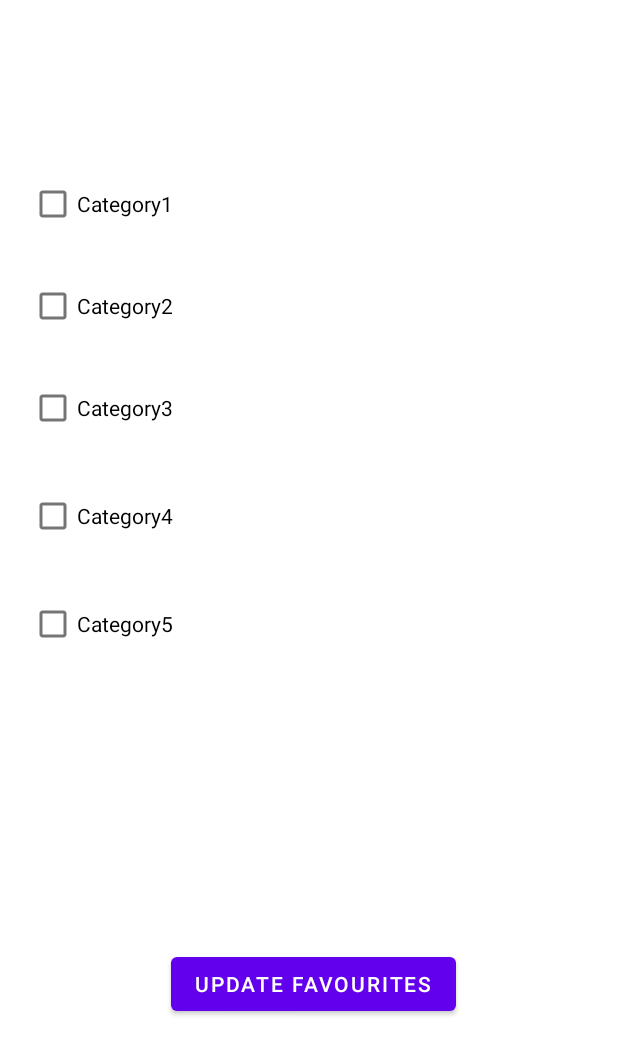
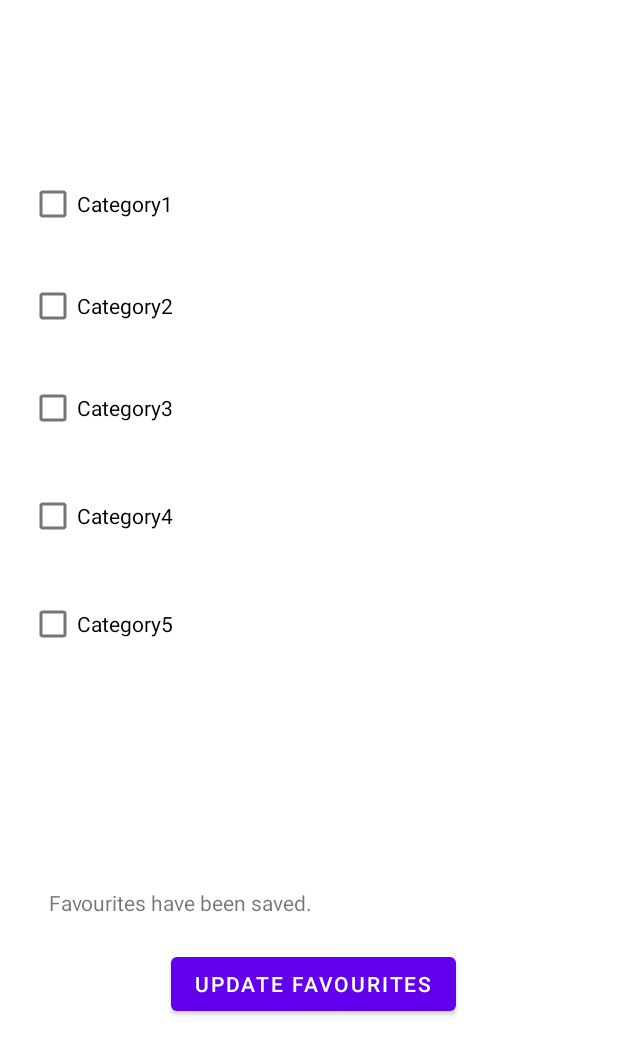
Before and after one commit to majedyousef/3130_proj, an Android app: the SetFavourites screen opened directly, with no data from a screen before it, after a tap on "UPDATE FAVOURITES", on a phone screen of 412 x 824 dp. Shown: the top 1055 px of the screen. Run offline under Robolectric (Android 15) with nearby library versions, the phone set to English and light mode, and no system bars.

Commit message:
Erin S - Implemented basic code for saving favourite categories

```diff
--- a/app/src/main/java/com/example/csci3130project/SetFavourites.java
+++ b/app/src/main/java/com/example/csci3130project/SetFavourites.java
@@ -5,6 +5,8 @@ import androidx.appcompat.app.AppCompatActivity;
 import android.os.Bundle;
 import android.view.View;
 import android.widget.Button;
+import android.widget.CheckBox;
+import android.widget.TextView;
 
 import java.util.ArrayList;
 
@@ -19,11 +21,44 @@ public class SetFavourites extends AppCompatActivity {
 
         Button confirmButton = findViewById(R.id.confirmButton);
 
+        // Retrieve category checkboxes
+        CheckBox category1 = findViewById(R.id.category1);
+        CheckBox category2 = findViewById(R.id.category2);
+        CheckBox category3 = findViewById(R.id.category3);
+        CheckBox category4 = findViewById(R.id.category4);
+        CheckBox category5 = findViewById(R.id.category5);
+        TextView statusLabel = findViewById(R.id.statusLabel);
+
         // Confirm the user's choice of favourite categories
         confirmButton.setOnClickListener(new View.OnClickListener() {
             @Override
             public void onClick(View view) {
 
+                // Reset status message
+                String emptyStatus = "";
+                statusLabel.setText(emptyStatus);
+
+                // If a category is selected, add it to the favourites collection
+                if (category1.isChecked()) {
+                    favourites.add(category1.getText().toString());
+                }
+                if (category2.isChecked()) {
+                    favourites.add(category2.getText().toString());
+                }
+                if (category3.isChecked()) {
+                    favourites.add(category3.getText().toString());
+                }
+                if (category4.isChecked()) {
+                    favourites.add(category4.getText().toString());
+                }
+                if (category5.isChecked()) {
+                    favourites.add(category5.getText().toString());
+                }
+
+                // Confirm favourite category selections
+                String savedMessage = "Favourites have been saved.";
+                statusLabel.setText(savedMessage);
+
             }
         });
     }
--- a/app/src/main/res/layout/activity_set_favourites.xml
+++ b/app/src/main/res/layout/activity_set_favourites.xml
@@ -72,6 +72,7 @@
         android:layout_height="wrap_content"
         android:layout_marginTop="592dp"
         android:layout_marginEnd="204dp"
+        android:gravity="center_horizontal"
         app:layout_constraintEnd_toEndOf="parent"
         app:layout_constraintTop_toTopOf="parent" />
 
```
Also changed, not shown: 1 other file.
